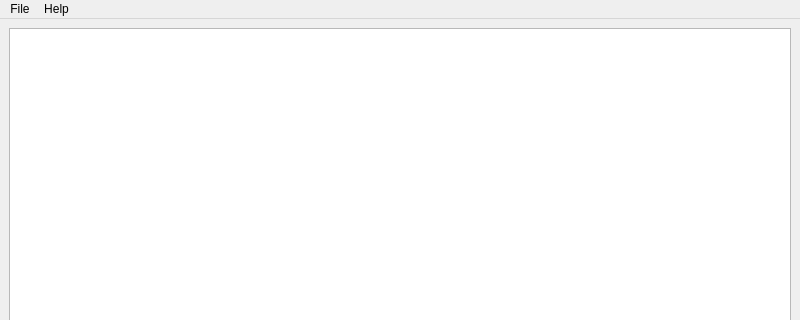
Before: the Qt Designer form examples/dbus-chat/chatmainwindow.ui in steveire/grantlee, drawn with Qt 5; both pictures show x 0 to 800 and y 0 to 320 of the 800 by 600 pixel window.
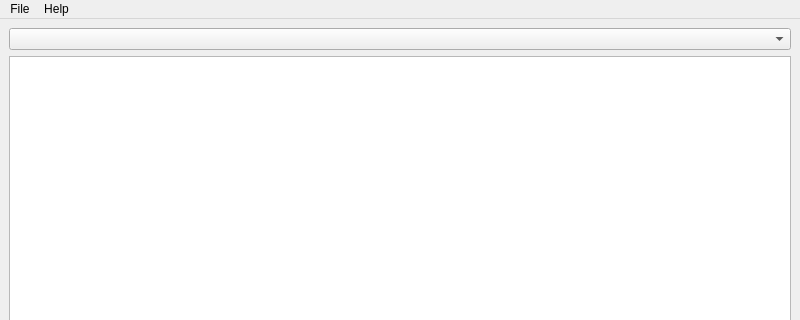
After: the same form once the commit is applied.

Commit message: Add Grantlee theming support.

Patch:
```diff
--- a/examples/dbus-chat/chatmainwindow.ui
+++ b/examples/dbus-chat/chatmainwindow.ui
@@ -31,6 +31,13 @@
       <property name="spacing" >
        <number>6</number>
       </property>
+      <item>
+       <widget class="QComboBox" name="themeChooser" >
+        <property name="enabled" >
+         <bool>true</bool>
+        </property>
+       </widget>
+      </item>
       <item>
        <widget class="QTextBrowser" name="chatHistory" >
         <property name="acceptDrops" >
```
The commit also changes 2 other files.
